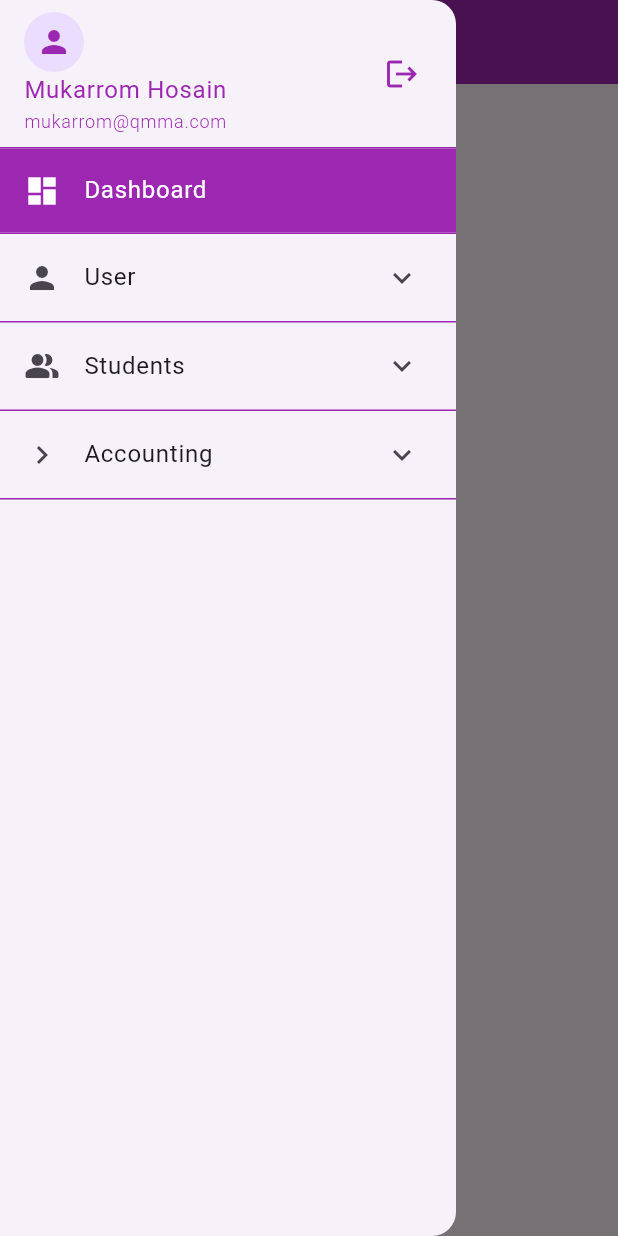
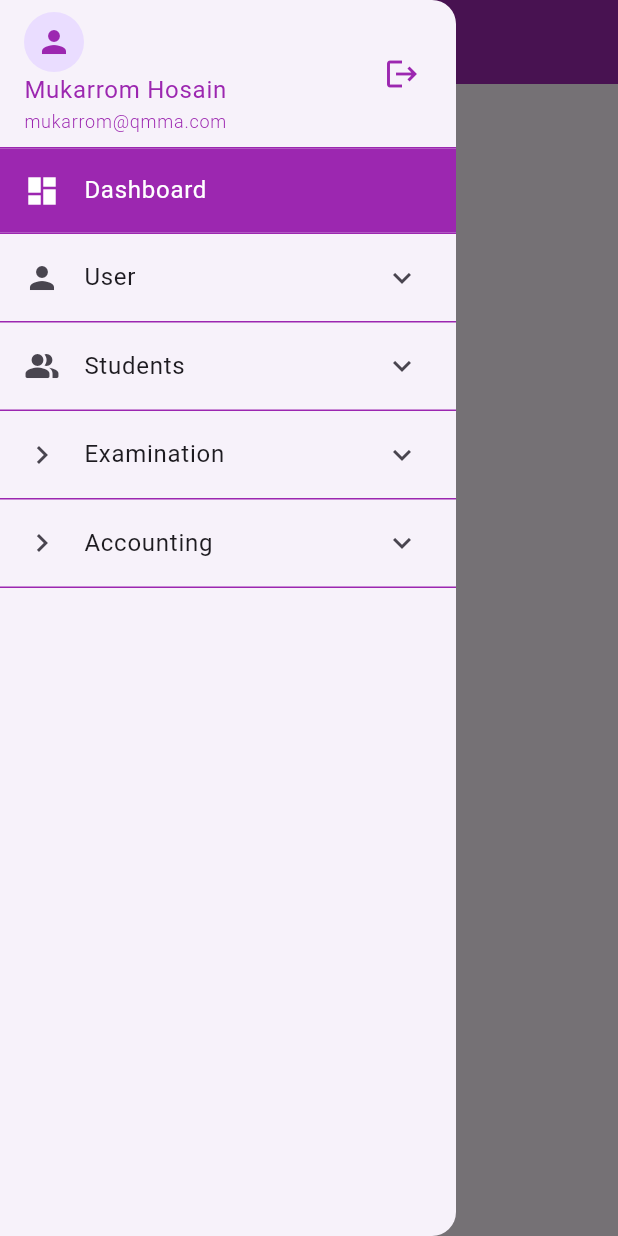
Before and after one commit to mukarrom21/QMMA, a Flutter app: the screen it shows after launch, in the side drawer, after a tap on "Dashboard", on a phone screen of 412 x 824 dp. Run offline on Flutter 3.47's test engine with Material 3 defaults, Android fonts, the phone set to English and light mode, and no system bars.

Commit message:
nav item widget created

```diff
--- /dev/null
+++ b/lib/ui/screens/examination/exam_fee_screen.dart
@@ -0,0 +1,12 @@
+import 'package:flutter/material.dart';
+
+class ExamFeeScreen extends StatelessWidget {
+  const ExamFeeScreen({super.key});
+
+  @override
+  Widget build(BuildContext context) {
+    return const Center(
+      child: Text('Exam Fee'),
+    );
+  }
+}
--- /dev/null
+++ b/lib/ui/screens/examination/exam_name_screen.dart
@@ -0,0 +1,12 @@
+import 'package:flutter/material.dart';
+
+class ExamNameScreen extends StatelessWidget {
+  const ExamNameScreen({super.key});
+
+  @override
+  Widget build(BuildContext context) {
+    return const Center(
+      child: Text('Exam Name'),
+    );
+  }
+}
--- a/lib/ui/screens/home_screen.dart
+++ b/lib/ui/screens/home_screen.dart
@@ -1,6 +1,12 @@
 import 'package:flutter/material.dart';
 import 'package:qmma_flutter/ui/screens/add_user.dart';
+import 'package:qmma_flutter/ui/screens/class_screen.dart';
 import 'package:qmma_flutter/ui/screens/dashboard.dart';
+import 'package:qmma_flutter/ui/screens/examination/exam_fee_screen.dart';
+import 'package:qmma_flutter/ui/screens/examination/exam_name_screen.dart';
+import 'package:qmma_flutter/ui/screens/students/class_group_screen.dart';
+import 'package:qmma_flutter/ui/screens/students/session_screen.dart';
+import 'package:qmma_flutter/ui/screens/students/students_screen.dart';
 import 'package:qmma_flutter/ui/widgets/responsive_builder.dart';
 import 'package:qmma_flutter/ui/widgets/sidebar_nav.dart';
 
@@ -14,15 +20,21 @@ class HomeScreen extends StatefulWidget {
 class _HomeScreenState extends State<HomeScreen> {
   final Map<String, Widget> _navItems = {
     'dashboard': const Dashboard(),
-    'add_user': const AddUser(),
+    'add-user': const AddUser(),
+    'session': const SessionScreen(),
+    'class': const ClassScreen(),
+    'class-group': const ClassGroupScreen(),
+    'students': const StudentsScreen(),
+    'exam-name': const ExamNameScreen(),
+    'exam-fee': const ExamFeeScreen(),
   };
 
-  String _navItemName = 'dashboard';
+  String _navItemPathName = 'dashboard';
 
   void _onItemTapped(String value) {
     setState(() {
-      _navItemName = value;
-      print(_navItemName);
+      _navItemPathName = value;
+      // print(_navItemName);
     });
   }
 
@@ -48,13 +60,13 @@ class _HomeScreenState extends State<HomeScreen> {
             width: 250,
             child: SidebarNav(
               onItemTapped: _onItemTapped,
-              navItemName: _navItemName,
+              path: _navItemPathName,
             ),
           ),
 
           // Outlet for Desktop Dashboard
           Expanded(
-            child: _navItems[_navItemName]!,
+            child: _navItems[_navItemPathName]!,
           ),
         ],
       ),
@@ -68,9 +80,9 @@ class _HomeScreenState extends State<HomeScreen> {
       ),
       drawer: SidebarNav(
         onItemTapped: _onItemTapped,
-        navItemName: _navItemName,
+        path: _navItemPathName,
       ),
-      body: _navItems[_navItemName],
+      body: _navItems[_navItemPathName],
     );
   }
 
--- /dev/null
+++ b/lib/ui/screens/students/class_group_screen.dart
@@ -0,0 +1,12 @@
+import 'package:flutter/material.dart';
+
+class ClassGroupScreen extends StatelessWidget {
+  const ClassGroupScreen({super.key});
+
+  @override
+  Widget build(BuildContext context) {
+    return const Center(
+      child: Text('Class Group Screen'),
+    );
+  }
+}
--- /dev/null
+++ b/lib/ui/screens/students/class_screen.dart
@@ -0,0 +1,12 @@
+import 'package:flutter/material.dart';
+
+class ClassScreen extends StatelessWidget {
+  const ClassScreen({super.key});
+
+  @override
+  Widget build(BuildContext context) {
+    return const Center(
+      child: Text('Class Screen'),
+    );
+  }
+}
--- /dev/null
+++ b/lib/ui/screens/students/students_screen.dart
@@ -0,0 +1,12 @@
+import 'package:flutter/material.dart';
+
+class StudentsScreen extends StatelessWidget {
+  const StudentsScreen({super.key});
+
+  @override
+  Widget build(BuildContext context) {
+    return const Center(
+      child: Text('Students Screen'),
+    );
+  }
+}
--- /dev/null
+++ b/lib/ui/widgets/nav_item_tile.dart
@@ -0,0 +1,32 @@
+import 'package:flutter/material.dart';
+import 'package:qmma_flutter/ui/widgets/sidebar_nav.dart';
+
+
+class NavItemTile extends StatelessWidget {
+  const NavItemTile({
+    super.key, required this.widget, required this.path, required this.itemName, required this.icon,
+  });
+
+  final SidebarNav widget;
+  final String path;
+  final String itemName;
+  final IconData icon;
+
+  Color? navColor(String path, Color? color) {
+    if (path == widget.path) {
+      return color;
+    }
+    return null;
+  }
+
+  @override
+  Widget build(BuildContext context) {
+    return ListTile(
+      tileColor: navColor(path, Colors.purple),
+      leading: Icon(icon, color: navColor(path, Colors.white)),
+      title: Text(itemName,
+          style: TextStyle(color: navColor(path, Colors.white))),
+      onTap: () => widget.onItemTapped(path),
+    );
+  }
+}
--- a/lib/ui/widgets/sidebar_nav.dart
+++ b/lib/ui/widgets/sidebar_nav.dart
@@ -1,14 +1,15 @@
 import 'package:flutter/material.dart';
+import 'package:qmma_flutter/ui/widgets/nav_item_tile.dart';
 
 class SidebarNav extends StatefulWidget {
   const SidebarNav({
     super.key,
     required this.onItemTapped,
-    required this.navItemName,
+    required this.path,
   });
 
   final Function(String) onItemTapped;
-  final String navItemName;
+  final String path;
 
   @override
   State<SidebarNav> createState() => _SidebarNavState();
@@ -17,18 +18,12 @@ class SidebarNav extends StatefulWidget {
 class _SidebarNavState extends State<SidebarNav> {
   @override
   Widget build(BuildContext context) {
-    Color? navColor(String navItemName, Color? color) {
-      if (navItemName == widget.navItemName) {
-        return color;
-      }
-      return null;
-    }
 
     return Drawer(
-      // width: 10,
       child: SafeArea(
         child: Column(
           children: [
+
             // Profile option
             const ListTile(
               // leading: Icon(Icons.person, color: Colors.purple),
@@ -61,21 +56,11 @@ class _SidebarNavState extends State<SidebarNav> {
             ),
 
             // Dashboard option
-            ListTile(
-              leading: Icon(
-                Icons.dashboard,
-                color: navColor("dashboard", Colors.white),
-              ),
-              title: Text(
-                "Dashboard",
-                style: TextStyle(
-                  color: navColor("dashboard", Colors.white),
-                ),
-              ),
-              // trailing: Icon(Icons.chevron_right, color: Colors.white),
-              tileColor: navColor("dashboard", Colors.purple),
-              // contentPadding: EdgeInsets.zero,
-              onTap: () => widget.onItemTapped("dashboard"),
+            NavItemTile(
+              widget: widget,
+              path: "dashboard",
+              itemName: "Dashboard",
+              icon: Icons.dashboard,
             ),
 
             const Divider(
@@ -87,41 +72,19 @@ class _SidebarNavState extends State<SidebarNav> {
             ExpansionTile(
               title: const Text("User"),
               leading: const Icon(Icons.person),
-              // backgroundColor: Colors.purple,
-              // backgroundColor: Color(0xFFD5AADCFF),
-              // collapsedBackgroundColor: Colors.purple,
-              // childrenPadding: const EdgeInsets.only(left: 20),
+              childrenPadding: const EdgeInsets.only(left: 20),
               children: [
                 Divider(
                   color: Colors.grey.shade300,
                   height: 1,
                 ),
-                // Session option
-                ListTile(
-                  contentPadding: const EdgeInsets.only(left: 40),
-                  tileColor: navColor("add_user", Colors.purple),
-                  leading: Icon(
-                    Icons.add_circle_outline,
-                    color: navColor(
-                      "add_user",
-                      Colors.white,
-                    ),
-                  ),
-                  title: Text(
-                    "Add User",
-                    style: TextStyle(
-                      color: navColor(
-                        "add_user",
-                        Colors.white,
-                      ),
-                    ),
-                  ),
-                  onTap: () => widget.onItemTapped("add_user"),
-                ),
 
-                Divider(
-                  color: Colors.grey.shade300,
-                  height: 1,
+                // Add User
+                NavItemTile(
+                  widget: widget,
+                  path: "add-user",
+                  itemName: "Add User",
+                  icon: Icons.person_add,
                 ),
               ],
             ),
@@ -135,19 +98,32 @@ class _SidebarNavState extends State<SidebarNav> {
             ExpansionTile(
               title: const Text("Students"),
               leading: const Icon(Icons.people_alt_rounded),
-              // backgroundColor: Colors.purple,
-              // backgroundColor: Color(0xFFD5AADCFF),
-              // collapsedBackgroundColor: Colors.purple,
               childrenPadding: const EdgeInsets.only(left: 20),
               children: [
                 Divider(
                   color: Colors.grey.shade300,
                   height: 1,
                 ),
+
+                // Students option
+                NavItemTile(
+                  widget: widget,
+                  path: "students",
+                  itemName: "Students",
+                  icon: Icons.people_alt_rounded,
+                ),
+
+                Divider(
+                  color: Colors.grey.shade300,
+                  height: 1,
+                ),
+
                 // Session option
-                const ListTile(
-                  leading: Icon(Icons.chevron_right),
-                  title: Text("Session"),
+                NavItemTile(
+                  widget: widget,
+                  path: "session",
+                  itemName: "Session",
+                  icon: Icons.lock_clock,
                 ),
 
                 Divider(
@@ -156,9 +132,11 @@ class _SidebarNavState extends State<SidebarNav> {
                 ),
 
                 // Class option
-                const ListTile(
-                  leading: Icon(Icons.chevron_right),
-                  title: Text("Class"),
+                NavItemTile(
+                  widget: widget,
+                  path: "class",
+                  itemName: "Class",
+                  icon: Icons.class_,
                 ),
 
                 Divider(
@@ -167,9 +145,36 @@ class _SidebarNavState extends State<SidebarNav> {
                 ),
 
                 // Class Group option
-                const ListTile(
-                  leading: Icon(Icons.chevron_right),
-                  title: Text("Class Group"),
+                NavItemTile(
+                  widget: widget,
+                  path: "class-group",
+                  itemName: "Class Group",
+                  icon: Icons.group_work_outlined,
+                ),
+              ],
+            ),
+            const Divider(
+              color: Colors.purple,
+              height: 1,
+            ),
+
+            // Examination Expansion Tile
+            ExpansionTile(
+              title: const Text("Examination"),
+              leading: const Icon(Icons.chevron_right),
+              childrenPadding: const EdgeInsets.only(left: 20),
+              children: [
+                Divider(
+                  color: Colors.grey.shade300,
+                  height: 1,
+                ),
+
+                // Exam Name option
+                NavItemTile(
+                  widget: widget,
+                  path: "exam-name",
+                  itemName: "Exam Name",
+                  icon: Icons.pageview_rounded,
                 ),
 
                 Divider(
@@ -177,13 +182,16 @@ class _SidebarNavState extends State<SidebarNav> {
                   height: 1,
                 ),
 
-                // Add user option
-                const ListTile(
-                  leading: Icon(Icons.add),
-                  title: Text("Admission"),
+                // Exam Fee option
+                NavItemTile(
+                  widget: widget,
+                  path: "exam-fee",
+                  itemName: "Exam Fee",
+                  icon: Icons.money,
                 ),
               ],
             ),
+
             const Divider(
               color: Colors.purple,
               height: 1,
```
